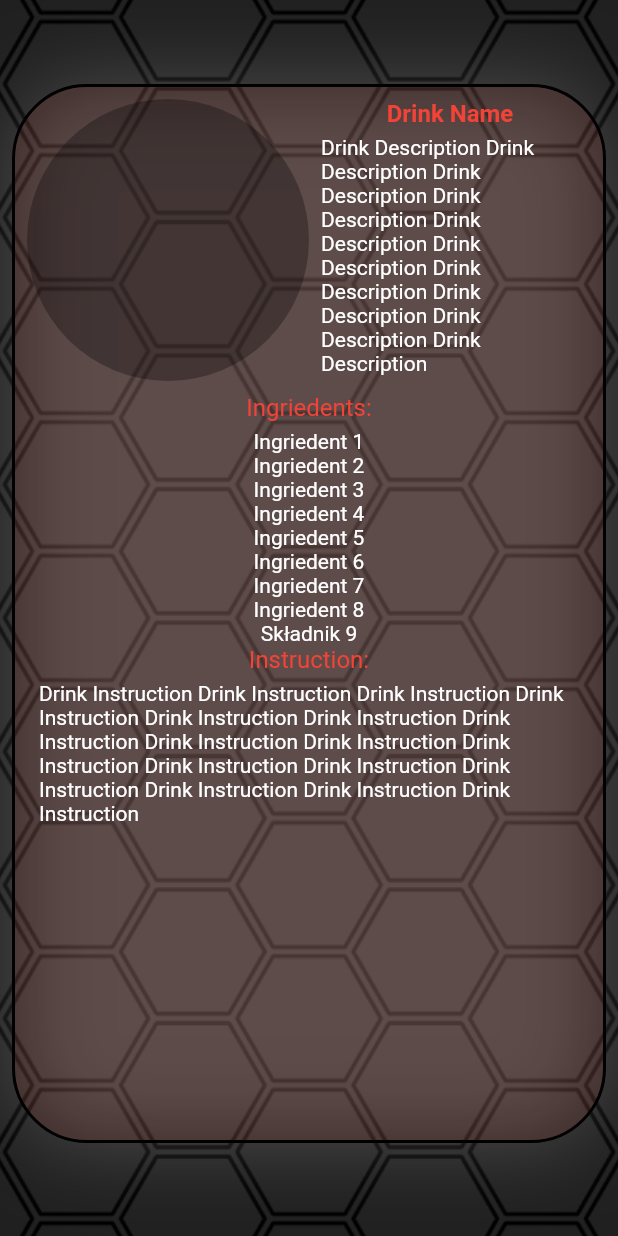
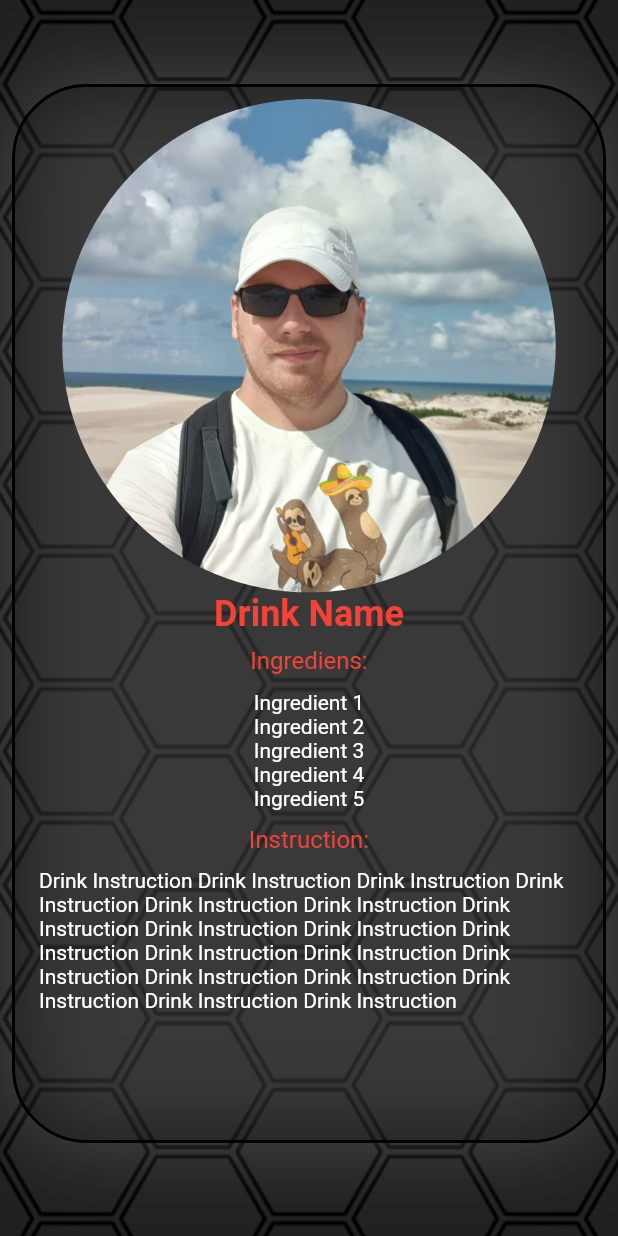
Before and after one commit to dariuszkubica/party_potion, a Flutter app: the CocktailsPage screen opened directly, after a tap on "Drink name", on a phone screen of 412 x 824 dp. Run offline on Flutter 3.47's test engine with Material 2 defaults, Android fonts, the phone set to English and light mode, and no system bars; our stand-ins replace bloc, cloud_firestore, device_preview, dio, firebase_auth, firebase_core and 1 more; accounts and stored records are empty.

Commit message:
Change design CocktailWindows

```diff
--- a/lib/common_widgets/cocktail_windows_small.dart
+++ b/lib/common_widgets/cocktail_windows_small.dart
@@ -16,7 +16,12 @@ class CocktailWindowSmall extends StatelessWidget {
       child: Container(
         margin: const EdgeInsets.symmetric(vertical: 5),
         decoration: BoxDecoration(
-          color: Colors.red.withOpacity(0.3),
+          color: Colors.black87,
+          image: const DecorationImage(
+            image: AssetImage('images/me.jpg'),
+            fit: BoxFit.cover,
+            opacity: 0.3,
+          ),
           border: Border.all(
             width: 2,
             color: Colors.black,
@@ -29,45 +34,34 @@ class CocktailWindowSmall extends StatelessWidget {
           child: Padding(
             padding: const EdgeInsets.all(8.0),
             child: Row(
-              crossAxisAlignment: CrossAxisAlignment.start,
+              crossAxisAlignment: CrossAxisAlignment.center,
               mainAxisAlignment: MainAxisAlignment.spaceAround,
               children: [
-                Column(
-                  children: [
-                    Row(
-                      children: [
-                        CircleAvatar(
-                          radius: 25,
-                          backgroundColor: Colors.black.withOpacity(0.3),
-                        ),
-                        const SizedBox(
-                          width: 5,
-                        ),
-                        const Text('Drink name'),
-                      ],
-                    ),
-                    const SizedBox(height: 5),
-                    Row(
-                      children: const [
-                        Text('Drink description'),
-                      ],
-                    )
-                  ],
+                const Text(
+                  'Drink name',
+                  style: TextStyle(color: Colors.white),
                 ),
                 Column(
                   children: [
-                    const SizedBox(height: 15),
-                    const Text('Ingredients'),
+                    const Text(
+                      'Ingredients:',
+                      style: TextStyle(color: Colors.white),
+                    ),
                     const SizedBox(height: 5),
                     SizedBox(
                       width: 100,
                       child: Column(
                         children: const [
-                          Text('Ingredient 1'),
-                          Text('Ingredient 2'),
-                          Text('Ingredient 3'),
-                          Text('Ingredient 4'),
-                          Text('Ingredient 5'),
+                          Text('Ingredient 1',
+                              style: TextStyle(color: Colors.white)),
+                          Text('Ingredient 2',
+                              style: TextStyle(color: Colors.white)),
+                          Text('Ingredient 3',
+                              style: TextStyle(color: Colors.white)),
+                          Text('Ingredient 4',
+                              style: TextStyle(color: Colors.white)),
+                          Text('Ingredient 5',
+                              style: TextStyle(color: Colors.white)),
                         ],
                       ),
                     )
--- a/lib/features/cocktail/details/cocktail_window_details.dart
+++ b/lib/features/cocktail/details/cocktail_window_details.dart
@@ -18,7 +18,7 @@ class CocktailWindowDetails extends StatelessWidget {
               Expanded(
                 child: Container(
                   decoration: BoxDecoration(
-                    color: Colors.red.withOpacity(0.1),
+                    color: Colors.black26,
                     border: Border.all(
                       width: 2,
                       color: Colors.black,
@@ -39,132 +39,57 @@ class CocktailWindowDetails extends StatelessWidget {
                     padding: const EdgeInsets.all(8.0),
                     child: Column(
                       children: [
-                        Row(
-                          crossAxisAlignment: CrossAxisAlignment.start,
-                          mainAxisAlignment: MainAxisAlignment.spaceAround,
-                          children: [
                         Expanded(
                           child: AspectRatio(
                             aspectRatio: 1,
                             child: CircleAvatar(
-                                  backgroundColor:
-                                      Colors.black.withOpacity(0.3),
+                              backgroundImage:
+                                  const AssetImage('images/me.jpg'),
+                              backgroundColor: Colors.black.withOpacity(0.3),
                             ),
                           ),
                         ),
-                            Expanded(
-                              child: Padding(
-                                padding:
-                                    const EdgeInsets.symmetric(horizontal: 8),
-                                child: Column(
-                                  children: const [
-                                    Text(
+                        const Text(
                           'Drink Name',
                           style: TextStyle(
                               color: Colors.red,
-                                          fontSize: 16,
+                              fontSize: 24,
                               fontWeight: FontWeight.bold),
-                                    ),
-                                    SizedBox(height: 5),
-                                    Text(
-                                      'Drink Description Drink Description Drink Description Drink Description Drink Description Drink Description Drink Description Drink Description Drink Description Drink Description ',
-                                      style: TextStyle(color: Colors.white),
-                                    ),
-                                  ],
-                                ),
-                              ),
-                            )
-                          ],
                         ),
                         Expanded(
                           child: ListView(
                             padding: const EdgeInsets.all(8.0),
                             children: [
                               Column(
-                                children: [
-                                  Row(
-                                    mainAxisAlignment: MainAxisAlignment.center,
-                                    children: [
-                                      Column(
                                 children: const [
                                   Text(
-                                            'Ingriedents:',
+                                    'Ingrediens:',
                                     style: TextStyle(
                                       color: Colors.red,
-                                                fontSize: 16),
+                                      fontSize: 16,
                                     ),
-                                          SizedBox(height: 5),
-                                          Text(
-                                            'Ingriedent 1',
-                                            style:
-                                                TextStyle(color: Colors.white),
                                   ),
-                                          Text(
-                                            'Ingriedent 2',
-                                            style:
-                                                TextStyle(color: Colors.white),
-                                          ),
-                                          Text(
-                                            'Ingriedent 3',
-                                            style:
-                                                TextStyle(color: Colors.white),
-                                          ),
-                                          Text(
-                                            'Ingriedent 4',
-                                            style:
-                                                TextStyle(color: Colors.white),
-                                          ),
-                                          Text(
-                                            'Ingriedent 5',
-                                            style:
-                                                TextStyle(color: Colors.white),
-                                          ),
-                                          Text(
-                                            'Ingriedent 6',
-                                            style:
-                                                TextStyle(color: Colors.white),
-                                          ),
-                                          Text(
-                                            'Ingriedent 7',
-                                            style:
-                                                TextStyle(color: Colors.white),
-                                          ),
-                                          Text(
-                                            'Ingriedent 8',
-                                            style:
-                                                TextStyle(color: Colors.white),
-                                          ),
-                                          Text(
-                                            'Składnik 9',
-                                            style:
-                                                TextStyle(color: Colors.white),
-                                          ),
-                                        ],
-                                      )
-                                    ],
-                                  ),
-                                  Row(
-                                    mainAxisAlignment: MainAxisAlignment.center,
-                                    children: [
-                                      Expanded(
-                                        child: Column(
-                                          children: const [
+                                  SizedBox(height: 10),
+                                  Text('Ingredient 1',
+                                      style: TextStyle(color: Colors.white)),
+                                  Text('Ingredient 2',
+                                      style: TextStyle(color: Colors.white)),
+                                  Text('Ingredient 3',
+                                      style: TextStyle(color: Colors.white)),
+                                  Text('Ingredient 4',
+                                      style: TextStyle(color: Colors.white)),
+                                  Text('Ingredient 5',
+                                      style: TextStyle(color: Colors.white)),
+                                  SizedBox(height: 10),
                                   Text(
                                     'Instruction:',
                                     style: TextStyle(
-                                                  color: Colors.red,
-                                                  fontSize: 16),
+                                        color: Colors.red, fontSize: 16),
                                   ),
-                                            SizedBox(height: 5),
+                                  SizedBox(height: 10),
                                   Text(
-                                              'Drink Instruction Drink Instruction Drink Instruction Drink Instruction Drink Instruction Drink Instruction Drink Instruction Drink Instruction Drink Instruction Drink Instruction Drink Instruction Drink Instruction Drink Instruction Drink Instruction Drink Instruction Drink Instruction',
-                                              style: TextStyle(
-                                                  color: Colors.white),
-                                            ),
-                                          ],
-                                        ),
-                                      )
-                                    ],
+                                    'Drink Instruction Drink Instruction Drink Instruction Drink Instruction Drink Instruction Drink Instruction Drink Instruction Drink Instruction Drink Instruction Drink Instruction Drink Instruction Drink Instruction Drink Instruction Drink Instruction Drink Instruction Drink Instruction Drink Instruction Drink Instruction',
+                                    style: TextStyle(color: Colors.white),
                                   ),
                                 ],
                               ),
```
Lines whose indentation alone changed are shown as unchanged.
